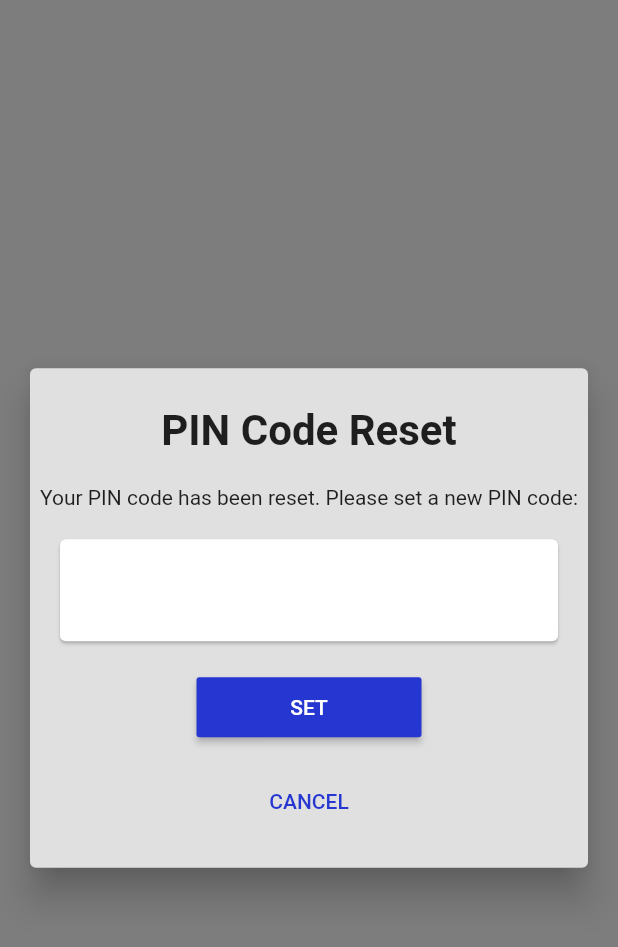
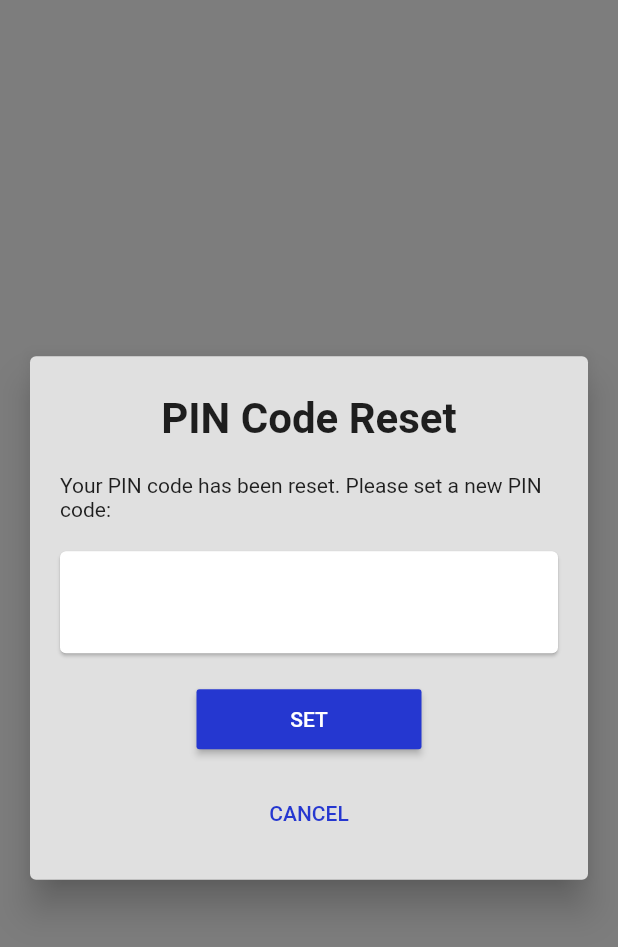
Before and after one commit to chrisly-bear/PEBRApp, a Flutter app: the NewPINScreen widget shown alone on an empty page, opened directly with empty values, on a phone screen of 412 x 824 dp. Shown: the top 947 px of the screen. Run offline on Flutter 3.47's test engine with Material 2 defaults, Android fonts, the phone set to English and light mode, and no system bars; our stand-ins replace flushbar, shared_preferences, sqflite; missing offline and left inert: password, spreadsheet_decoder; accounts and stored records are empty.

Commit message:
Added padding for new pin screen (for smaller screens).

```diff
--- a/lib/screens/NewPINScreen.dart
+++ b/lib/screens/NewPINScreen.dart
@@ -75,7 +75,10 @@ class _NewPINScreenState extends State<NewPINScreen> {
         SizedBox(height: 25.0),
         Text('PIN Code Reset', style: TextStyle(fontWeight: FontWeight.bold, fontSize: 28.0)),
         SizedBox(height: 20.0),
-        Text('Your PIN code has been reset. Please set a new PIN code:'),
+        Padding(
+          padding: const EdgeInsets.symmetric(horizontal: 20.0),
+          child: Text('Your PIN code has been reset. Please set a new PIN code:'),
+        ),
         Card(
           margin: EdgeInsets.all(20.0),
           child: Padding(
```
